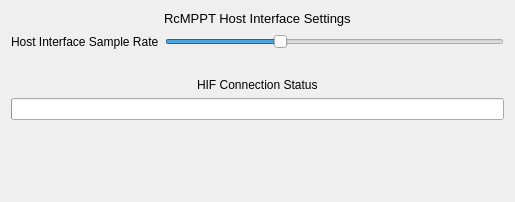
First picture: the form in src/hostinterfacereadersettings.ui, repository ThoMint/RcMPPT-Configurator, before the edit.
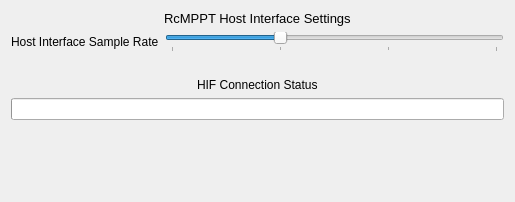
Second picture: the form after the edit.

What changed in the file:
```diff
--- a/src/hostinterfacereadersettings.ui
+++ b/src/hostinterfacereadersettings.ui
@@ -69,6 +69,12 @@
        <property name="orientation">
         <enum>Qt::Horizontal</enum>
        </property>
+       <property name="tickPosition">
+        <enum>QSlider::TicksBelow</enum>
+       </property>
+       <property name="tickInterval">
+        <number>1</number>
+       </property>
       </widget>
      </item>
     </layout>
```
